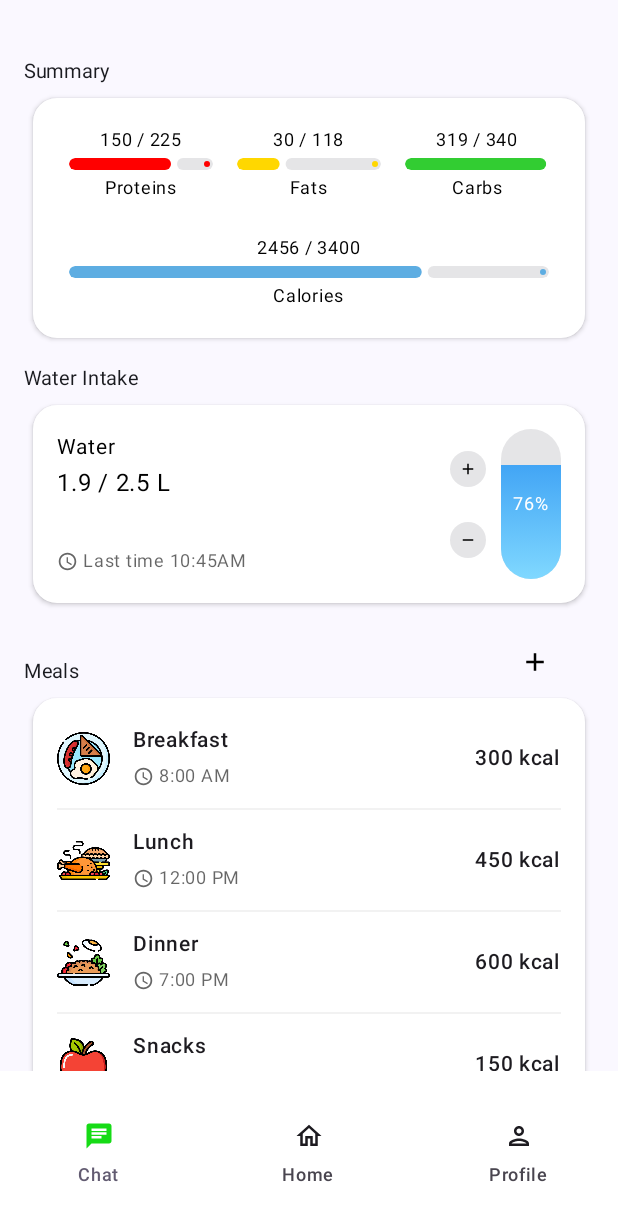
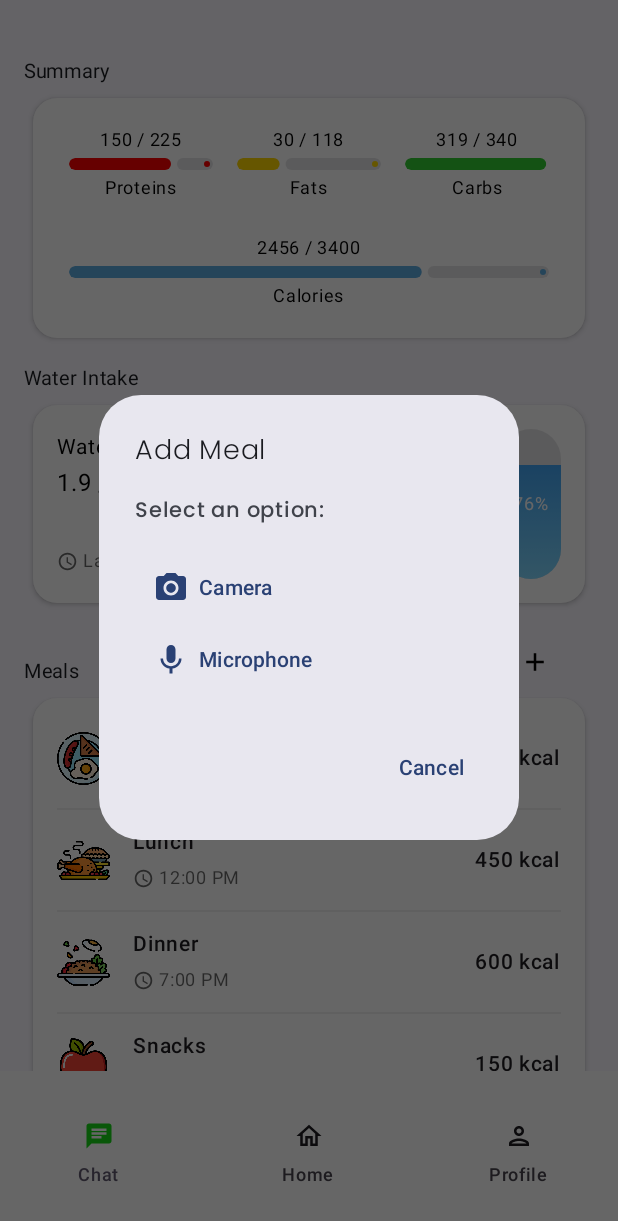
Before and after one commit to zsoltzsolt/fitbites-mobile, an Android app built with Jetpack Compose: the composable AppNavHost shown on its own in the app's theme, after a tap on "Increase", on a phone screen of 412 x 824 dp. Shown: the top 1221 px of the screen. Run offline under Robolectric (Android 15) with nearby library versions, the light colour scheme and no system bars.

Commit message:
Add dialog for meal tracking options

```diff
--- /dev/null
+++ b/app/src/main/java/com/example/fitbites/presentation/dashboard/AddMealDialog.kt
@@ -0,0 +1,40 @@
+package com.example.fitbites.presentation.dashboard
+
+import androidx.compose.foundation.layout.Column
+import androidx.compose.foundation.layout.Spacer
+import androidx.compose.foundation.layout.height
+import androidx.compose.material.icons.Icons
+import androidx.compose.material.icons.filled.Mic
+import androidx.compose.material.icons.filled.PhotoCamera
+import androidx.compose.material3.AlertDialog
+import androidx.compose.material3.Icon
+import androidx.compose.material3.Text
+import androidx.compose.material3.TextButton
+import androidx.compose.runtime.Composable
+import androidx.compose.ui.Modifier
+import androidx.compose.ui.unit.dp
+
+@Composable
+fun AddMealDialog(onDismiss: () -> Unit, onOptionSelected: (String) -> Unit) {
+    AlertDialog(
+        onDismissRequest = onDismiss,
+        title = { Text("Add Meal") },
+        text = {
+            Column {
+                Text("Select an option:")
+                Spacer(modifier = Modifier.height(16.dp))
+                Column {
+                    TextButton(onClick = { onOptionSelected("camera") }) {
+                        Icon(Icons.Default.PhotoCamera, contentDescription = "Camera")
+                        Text("  Camera")
+                    }
+                    TextButton(onClick = { onOptionSelected("microphone") }) {
+                        Icon(Icons.Default.Mic, contentDescription = "Microphone")
+                        Text("  Microphone")
+                    }
+                }
+            }
+        },
+        confirmButton = { TextButton(onClick = onDismiss) { Text("Cancel") } }
+    )
+}
--- a/app/src/main/java/com/example/fitbites/presentation/dashboard/Dashboard.kt
+++ b/app/src/main/java/com/example/fitbites/presentation/dashboard/Dashboard.kt
@@ -1,9 +1,6 @@
 package com.example.fitbites.presentation.dashboard
 
-import android.content.res.Configuration
-import androidx.compose.foundation.background
 import androidx.compose.foundation.layout.Arrangement
-import androidx.compose.foundation.layout.Box
 import androidx.compose.foundation.layout.Column
 import androidx.compose.foundation.layout.Row
 import androidx.compose.foundation.layout.Spacer
@@ -12,7 +9,6 @@ import androidx.compose.foundation.layout.fillMaxWidth
 import androidx.compose.foundation.layout.height
 import androidx.compose.foundation.layout.padding
 import androidx.compose.foundation.layout.size
-import androidx.compose.foundation.layout.width
 import androidx.compose.foundation.rememberScrollState
 import androidx.compose.foundation.verticalScroll
 import androidx.compose.material.icons.Icons
@@ -22,22 +18,14 @@ import androidx.compose.material3.IconButton
 import androidx.compose.material3.MaterialTheme
 import androidx.compose.material3.Text
 import androidx.compose.runtime.Composable
+import androidx.compose.runtime.mutableStateOf
+import androidx.compose.runtime.*
 import androidx.compose.ui.Alignment
 import androidx.compose.ui.Modifier
-import androidx.compose.ui.graphics.Color
-import androidx.compose.ui.text.TextStyle
-import androidx.compose.ui.text.font.FontFamily
 import androidx.compose.ui.text.font.FontWeight
-import androidx.compose.ui.tooling.preview.Preview
 import androidx.compose.ui.unit.dp
 import androidx.compose.ui.unit.sp
-import androidx.hilt.navigation.compose.hiltViewModel
 import androidx.navigation.NavController
-import androidx.navigation.compose.rememberNavController
-import com.example.fitbites.navigation.ROUTE_DASHBOARD
-import com.example.fitbites.navigation.ROUTE_LOGIN
-import com.example.fitbites.presentation.auth.AuthViewModel
-import com.example.fitbites.presentation.components.GradientButton
 import com.example.fitbites.ui.theme.FitbitesmobileTheme
 
 @Composable
@@ -45,13 +33,13 @@ fun Dashboard(
     navController: NavController
 ) {
     val scrollState = rememberScrollState()
+    var isDialogVisible by remember { mutableStateOf(false) }
 
     Column(
         modifier = Modifier
             .fillMaxSize()
             .verticalScroll(scrollState)
             .padding(vertical = 26.dp, horizontal = 6.dp)
-
     ) {
         FitbitesmobileTheme(dynamicColor = false) {
             Spacer(modifier = Modifier.height(10.dp))
@@ -87,7 +75,7 @@ fun Dashboard(
                     .fillMaxWidth(),
                 horizontalArrangement = Arrangement.SpaceBetween,
                 verticalAlignment = Alignment.Bottom
-            ){
+            ) {
                 Text(
                     text = "Meals",
                     fontSize = 13.sp,
@@ -96,8 +84,10 @@ fun Dashboard(
                 )
                 IconButton(
                     modifier = Modifier.padding(horizontal = 25.dp),
-                    onClick = { },
-                    content = {
+                    onClick = {
+                        isDialogVisible = true
+                    }
+                ) {
                     Icon(
                         imageVector = Icons.Default.Add,
                         contentDescription = "Increase",
@@ -105,7 +95,6 @@ fun Dashboard(
                         modifier = Modifier.size(20.dp)
                     )
                 }
-                )
             }
             MealTrackerCard(
                 currentBreakfastCalories = 300f,
@@ -119,4 +108,16 @@ fun Dashboard(
             )
         }
     }
+
+    if (isDialogVisible) {
+        AddMealDialog (
+            onOptionSelected = { option ->
+                isDialogVisible = false
+                println("Selected: $option")
+            },
+            onDismiss = {
+                isDialogVisible = false
             }
+        )
+    }
+}
```
Lines whose indentation alone changed are shown as unchanged.
